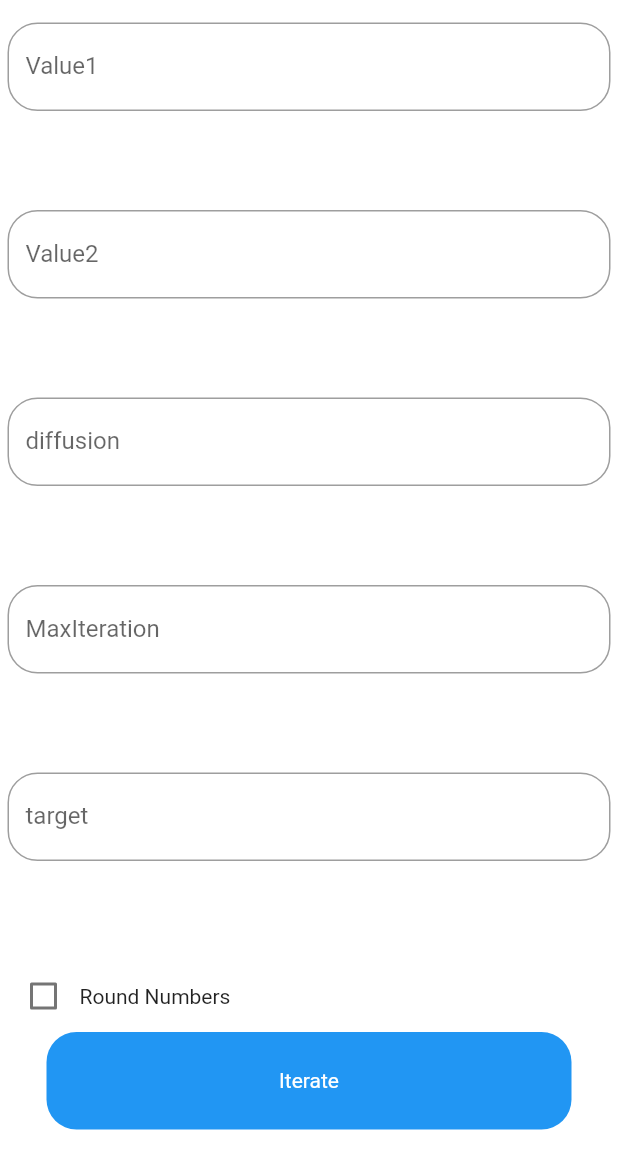
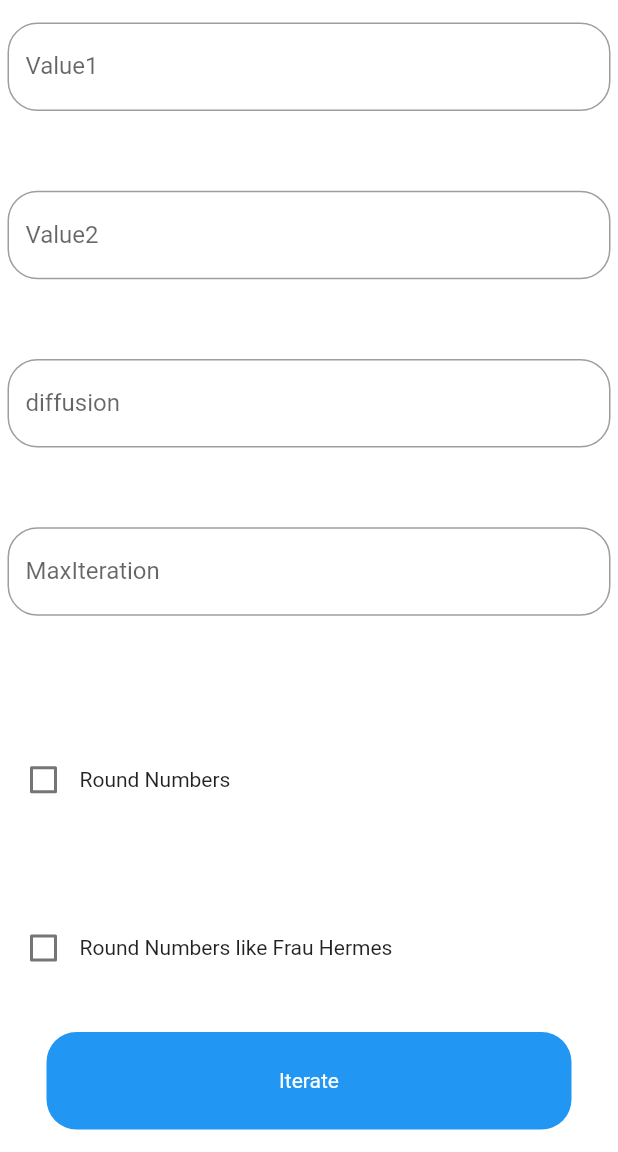
Before and after one commit to actuay/bio_homework, a Flutter app: the screen it shows after launch, after a tap on "Iterate", on a phone screen of 412 x 824 dp, the part 84-1236 px from its top. Run offline on Flutter 3.47's test engine with Material 2 defaults, Android fonts, the phone set to English and light mode, and no system bars; Roboto replaces fonts that are missing (Nunito).

Commit message:
Added round like Frau Hermes

```diff
--- a/lib/Calculation.dart
+++ b/lib/Calculation.dart
@@ -2,8 +2,8 @@ import 'package:bio_homework/IterationItem.dart';
 import 'package:bio_homework/calculationItem.dart';
 
 class Calculation{
-  final IterationItem iterationItem;
-  final CalculationItem calculationItem;
+  IterationItem iterationItem;
+  CalculationItem calculationItem;
 
   Calculation(
       this.iterationItem,
--- a/lib/calculationItem.dart
+++ b/lib/calculationItem.dart
@@ -2,7 +2,7 @@
 class CalculationItem{
   double val1;
   double val2;
-  final double diffFac;
+  double diffFac;
 
   CalculationItem(
       this.val1,
--- a/lib/main.dart
+++ b/lib/main.dart
@@ -36,6 +36,7 @@ class _HomePageState extends State<HomePage> {
   final Controller4 = TextEditingController();
   final Controller5 = TextEditingController();
   bool roundNumbers = false;
+  bool roundWeirdNumbers = false;
 
   @override
   void dispose() {
@@ -64,8 +65,8 @@ class _HomePageState extends State<HomePage> {
               CustomTextField(controller: Controller2, title: "Value2",),
               CustomTextField(controller: Controller3, title: "diffusion",),
               CustomTextField(controller: Controller4, title: "MaxIteration",),
-              CustomTextField(controller: Controller5, title: "target",),
-              Row(
+              Expanded(
+                child: Row(
                   children: [
                     Checkbox(
                         value: roundNumbers,
@@ -80,6 +81,25 @@ class _HomePageState extends State<HomePage> {
                     ),
 
                   ],
+                ),
+              ),
+              Expanded(
+                child: Row(
+                  children: [
+                    Checkbox(
+                        value: roundWeirdNumbers,
+                        onChanged: (bool? value){
+                          setState(() {
+                            roundWeirdNumbers = value!;
+                          });
+                        }
+                    ),
+                    Expanded(
+                      child: Text("Round Numbers like Frau Hermes", style: TextStyle(fontFamily: 'Nunito'),),
+                    ),
+
+                  ],
+                ),
               ),
               InkWell(
                 child: Container(
@@ -99,8 +119,9 @@ class _HomePageState extends State<HomePage> {
                       double.parse(Controller2.text),
                       double.parse(Controller3.text),
                       int.parse(Controller4.text),
-                      double.parse(Controller1.text),
+                      double.parse("0"),
                       roundNumbers,
+                      roundWeirdNumbers,
                   );
                   mathStuff.StartIteration();
 
```
Also changed, not shown: lib/dothemath.dart (+29 -3 lines). Lines whose indentation alone changed are shown as unchanged.
